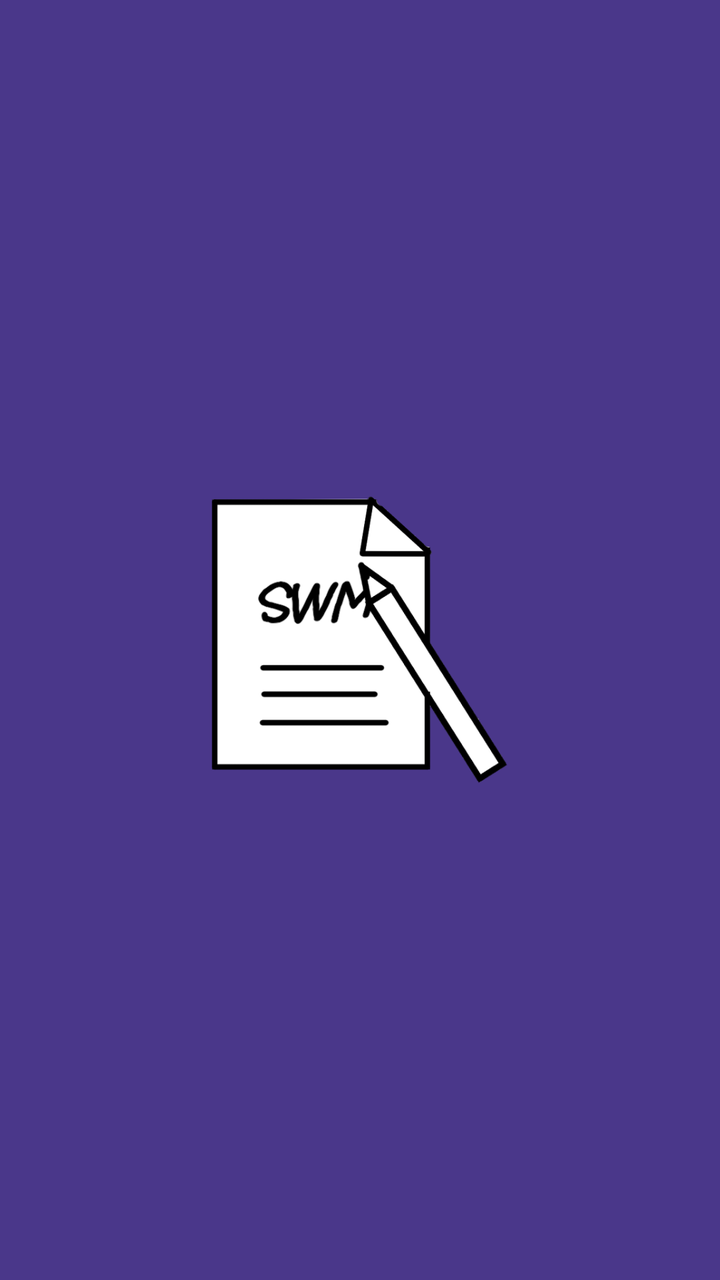
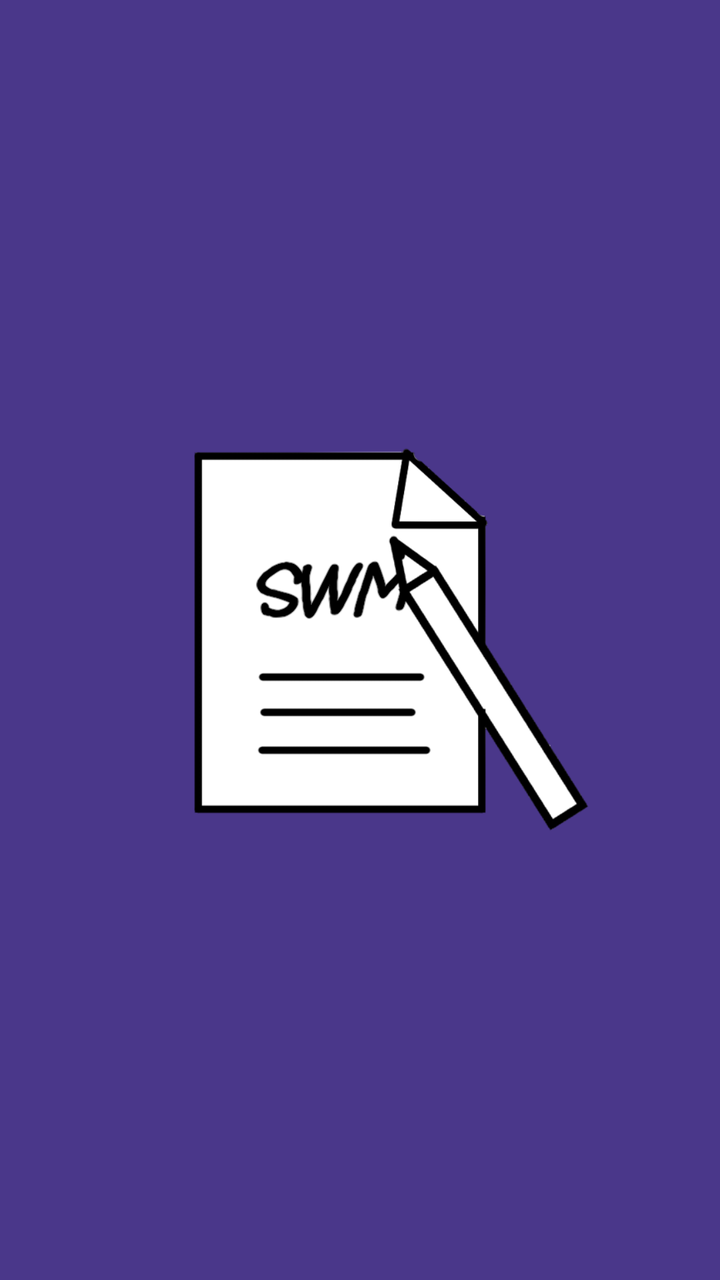

The first picture is an Android layout as it rendered before a commit; the second is the same layout after the commit. The layout source and the unified diff follow.
<!-- AndroidManifest.xml: activity theme Theme.MyApplication -->
<!-- res/layout/activity_splash.xml -->
<?xml version="1.0" encoding="utf-8"?>
<LinearLayout xmlns:android="http://schemas.android.com/apk/res/android"
    android:orientation="vertical"
    android:layout_width="match_parent"
    android:layout_height="match_parent"
    android:gravity="center"
    android:background="#4A378A">  

    <ImageView
        android:id="@+id/ivSplashLogo"
        android:layout_width="150dp"
        android:layout_height="150dp"
        android:src="@drawable/logo_swm" /> 

</LinearLayout>
<!-- resources referenced by this layout -->
<resources>
  <!-- drawable logo_swm: png bitmap (drawable, 36616 bytes) -->
  <style name="Theme.MyApplication" parent="Theme.Material3.DayNight.NoActionBar">
          
      </style>
</resources>

<!-- the commit's change to res/layout/activity_splash.xml (unified diff, before → after) -->
@@ -1,15 +1,23 @@
-<?xml version="1.0" encoding="utf-8"?>
-<LinearLayout xmlns:android="http://schemas.android.com/apk/res/android"
-    android:orientation="vertical"
+<androidx.constraintlayout.widget.ConstraintLayout
+    xmlns:android="http://schemas.android.com/apk/res/android"
+    xmlns:app="http://schemas.android.com/apk/res-auto"
     android:layout_width="match_parent"
     android:layout_height="match_parent"
-    android:gravity="center"
-    android:background="#4A378A">  
+    android:background="#4A378A">
 
     <ImageView
         android:id="@+id/ivSplashLogo"
-        android:layout_width="150dp"
-        android:layout_height="150dp"
-        android:src="@drawable/logo_swm" /> 
+        android:layout_width="200dp"
+        android:layout_height="400dp"
+        android:src="@drawable/logo_swm_x"
 
-</LinearLayout>
+        app:layout_constraintTop_toTopOf="parent"
+        app:layout_constraintBottom_toBottomOf="parent"
+        app:layout_constraintLeft_toLeftOf="parent"
+        app:layout_constraintRight_toRightOf="parent"
+
+        app:layout_constraintVertical_bias="0.5"
+        app:layout_constraintHorizontal_bias="0.6" />
+
+
+</androidx.constraintlayout.widget.ConstraintLayout>
<!-- resource entries referenced after the edit -->
@@ -1,6 +1,6 @@
 <!-- resources referenced by this layout -->
 <resources>
-  <!-- drawable logo_swm: png bitmap (drawable, 36616 bytes) -->
+  <!-- drawable logo_swm_x: png bitmap (drawable, 36616 bytes) -->
   <style name="Theme.MyApplication" parent="Theme.Material3.DayNight.NoActionBar">
           
       </style>
